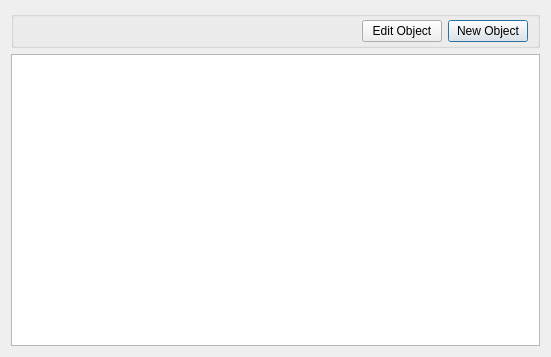
Old version of the form Client/reghaabat/objectmanagement.ui in the repository nournia/ketabkhaane.
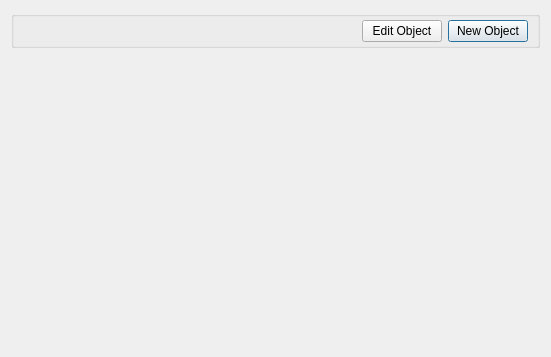
New version of the form. Icons and pictures are not drawn.

Commit message: add basic object management

What changed in the file:
```diff
--- a/Client/reghaabat/objectmanagement.ui
+++ b/Client/reghaabat/objectmanagement.ui
@@ -65,7 +65,17 @@
     </widget>
    </item>
    <item>
-    <widget class="QTableView" name="tObjects"/>
+    <spacer name="verticalSpacer">
+     <property name="orientation">
+      <enum>Qt::Vertical</enum>
+     </property>
+     <property name="sizeHint" stdset="0">
+      <size>
+       <width>20</width>
+       <height>40</height>
+      </size>
+     </property>
+    </spacer>
    </item>
   </layout>
  </widget>
```
The commit also changes 10 other files.
